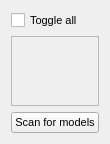
Above: src/airunner/widgets/model_manager/templates/custom.ui from Capsize-Games/airunner before the change. Below: the same form after it.
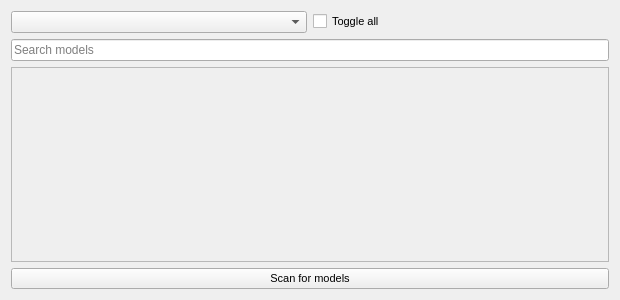
That is the form after the change.

Commit message: moves model manager to center panel

```diff
--- a/src/airunner/widgets/model_manager/templates/custom.ui
+++ b/src/airunner/widgets/model_manager/templates/custom.ui
@@ -6,15 +6,46 @@
    <rect>
     <x>0</x>
     <y>0</y>
-    <width>106</width>
-    <height>140</height>
+    <width>620</width>
+    <height>300</height>
    </rect>
   </property>
   <property name="windowTitle">
    <string>Form</string>
   </property>
   <layout class="QGridLayout" name="gridLayout">
+   <item row="4" column="0">
+    <widget class="QPushButton" name="scan_for_models_button">
+     <property name="font">
+      <font>
+       <pointsize>8</pointsize>
+      </font>
+     </property>
+     <property name="text">
+      <string>Scan for models</string>
+     </property>
+    </widget>
+   </item>
    <item row="1" column="0">
+    <layout class="QHBoxLayout" name="horizontalLayout">
+     <item>
+      <widget class="QComboBox" name="comboBox"/>
+     </item>
+     <item>
+      <widget class="QCheckBox" name="toggle_all">
+       <property name="font">
+        <font>
+         <pointsize>8</pointsize>
+        </font>
+       </property>
+       <property name="text">
+        <string>Toggle all</string>
+       </property>
+      </widget>
+     </item>
+    </layout>
+   </item>
+   <item row="3" column="0">
     <widget class="QScrollArea" name="custom_scroll_area">
      <property name="widgetResizable">
       <bool>true</bool>
@@ -24,8 +55,8 @@
        <rect>
         <x>0</x>
         <y>0</y>
-        <width>86</width>
-        <height>68</height>
+        <width>600</width>
+        <height>189</height>
        </rect>
       </property>
       <layout class="QVBoxLayout" name="verticalLayout_2"/>
@@ -33,26 +64,9 @@
     </widget>
    </item>
    <item row="2" column="0">
-    <widget class="QPushButton" name="scan_for_models_button">
-     <property name="font">
-      <font>
-       <pointsize>8</pointsize>
-      </font>
-     </property>
-     <property name="text">
-      <string>Scan for models</string>
-     </property>
-    </widget>
-   </item>
-   <item row="0" column="0">
-    <widget class="QCheckBox" name="toggle_all">
-     <property name="font">
-      <font>
-       <pointsize>8</pointsize>
-      </font>
-     </property>
-     <property name="text">
-      <string>Toggle all</string>
+    <widget class="QLineEdit" name="lineEdit">
+     <property name="placeholderText">
+      <string>Search models</string>
      </property>
     </widget>
    </item>
```
Left out of the diff: 53 changed lines with no effect on the pictures. The commit also changes 12 other files.
